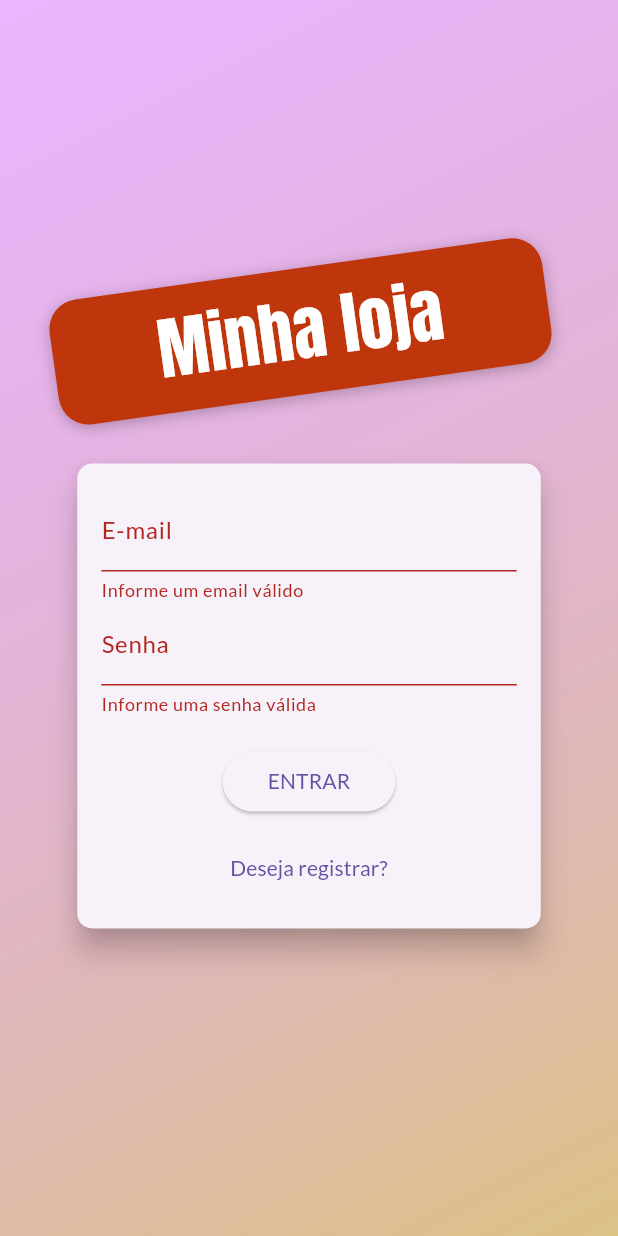
After one commit to LuckasMacedo2/flutter-shop, a Flutter app: the screen it shows after launch, after a tap on "ENTRAR", on a phone screen of 412 x 824 dp. The commit adds this screen. Run offline on Flutter 3.47's test engine with Material 3 defaults, Android fonts, the phone set to English and light mode, and no system bars; our stand-ins replace shared_preferences; network calls fail.

Commit message:
Integração com o firebase e implementação do login

```diff
--- /dev/null
+++ b/lib/components/auth_form.dart
@@ -0,0 +1,169 @@
+import 'package:flutter/material.dart';
+import 'package:provider/provider.dart';
+import 'package:shop/exceptions/auth_exception.dart';
+import 'package:shop/models/auth.dart';
+
+enum AuthMode { Signup, Login }
+
+class AuthForm extends StatefulWidget {
+  const AuthForm({super.key});
+
+  @override
+  State<AuthForm> createState() => _AuthFormState();
+}
+
+class _AuthFormState extends State<AuthForm> {
+  final _passwordController = TextEditingController();
+  final _formKey = GlobalKey<FormState>();
+  bool _isLoading = false;
+  AuthMode _authMode = AuthMode.Login;
+  Map<String, String> _authData = {
+    'email': '',
+    'password': '',
+  };
+
+  bool _isLogin() => _authMode == AuthMode.Login;
+  bool _isSignup() => _authMode == AuthMode.Signup;
+
+  void _switchAuthMode() {
+    setState(() {
+      if (_isLogin())
+        _authMode = AuthMode.Signup;
+      else
+        _authMode = AuthMode.Login;
+    });
+  }
+
+  void _showErrorDialog(String msg) {
+    showDialog(
+      context: context,
+      builder: (ctx) => AlertDialog(
+        title: Text('Ocorreu um erro'),
+        content: Text(msg),
+        actions: [
+          TextButton(
+            onPressed: () => Navigator.of(context).pop(),
+            child: Text('Fechar'),
+          )
+        ],
+      ),
+    );
+  }
+
+  Future<void> _submit() async {
+    final isValid = _formKey.currentState?.validate() ?? false;
+
+    if (!isValid) return;
+
+    setState(() => _isLoading = true);
+
+    _formKey.currentState?.save();
+    Auth auth = Provider.of(context, listen: false);
+
+    try {
+      if (_isLogin()) {
+        await auth.login(
+          _authData['email']!,
+          _authData['password']!,
+        );
+      } else {
+        await auth.signup(
+          _authData['email']!,
+          _authData['password']!,
+        );
+      }
+    } on AuthException catch (error) {
+      _showErrorDialog(error.toString());
+    } catch(error) {
+      _showErrorDialog('Ocorreu um erro inesperado');
+    }
+
+    setState(() => _isLoading = false);
+  }
+
+  @override
+  Widget build(BuildContext context) {
+    final deviceSize = MediaQuery.of(context).size;
+
+    return Card(
+      elevation: 8,
+      shape: RoundedRectangleBorder(
+        borderRadius: BorderRadius.circular(10),
+      ),
+      child: Container(
+        height: _isLogin() ? 310 : 400,
+        width: deviceSize.width * 0.75,
+        padding: const EdgeInsets.all(16),
+        child: Form(
+          key: _formKey,
+          child: Column(
+            children: [
+              TextFormField(
+                decoration: InputDecoration(labelText: 'E-mail'),
+                keyboardType: TextInputType.emailAddress,
+                onSaved: (email) => _authData['email'] = email ?? '',
+                validator: (_email) {
+                  final email = _email ?? '';
+                  if (email.trim().isEmpty || !email.contains('@'))
+                    return 'Informe um email válido';
+                  return null;
+                },
+              ),
+              TextFormField(
+                decoration: InputDecoration(labelText: 'Senha'),
+                keyboardType: TextInputType.emailAddress,
+                obscureText: true,
+                controller: _passwordController,
+                onSaved: (password) => _authData['password'] = password ?? '',
+                validator: (_password) {
+                  final password = _password ?? '';
+                  if (password.isEmpty || password.length < 5)
+                    return 'Informe uma senha válida';
+                  return null;
+                },
+              ),
+              if (_isSignup())
+                TextFormField(
+                  decoration: InputDecoration(labelText: 'Confirmar senha'),
+                  keyboardType: TextInputType.emailAddress,
+                  obscureText: true,
+                  validator: _isLogin()
+                      ? null
+                      : (_password) {
+                          final password = _password ?? '';
+                          if (password != _passwordController.text)
+                            return 'Senhas informadas não conferem';
+                          return null;
+                        },
+                ),
+              SizedBox(height: 20),
+              if (_isLoading)
+                CircularProgressIndicator()
+              else
+                ElevatedButton(
+                  onPressed: _submit,
+                  child: Text(
+                    _isLogin() ? 'ENTRAR' : 'REGISTRAR',
+                  ),
+                  style: ElevatedButton.styleFrom(
+                    shape: RoundedRectangleBorder(
+                      borderRadius: BorderRadius.circular(30),
+                    ),
+                    padding: const EdgeInsets.symmetric(
+                      horizontal: 30,
+                      vertical: 8,
+                    ),
+                  ),
+                ),
+              Spacer(),
+              TextButton(
+                  onPressed: _switchAuthMode,
+                  child: Text(
+                      _isLogin() ? 'Deseja registrar?' : 'Já possui conta?'))
+            ],
+          ),
+        ),
+      ),
+    );
+  }
+}
--- a/lib/components/product_grid_item.dart
+++ b/lib/components/product_grid_item.dart
@@ -2,6 +2,7 @@ import 'package:flutter/material.dart';
 import 'package:flutter/src/widgets/framework.dart';
 import 'package:flutter/src/widgets/placeholder.dart';
 import 'package:provider/provider.dart';
+import 'package:shop/models/auth.dart';
 import 'package:shop/models/product.dart';
 import 'package:shop/utils/apps_routes.dart';
 
@@ -17,6 +18,7 @@ class ProductGridItem extends StatelessWidget {
     );
 
     final cart = Provider.of<Cart>(context);
+    final auth = Provider.of<Auth>(context, listen: false);
 
     return ClipRRect(
       borderRadius: BorderRadius.circular(10),
@@ -39,7 +41,7 @@ class ProductGridItem extends StatelessWidget {
                   product.isFavorite ? Icons.favorite : Icons.favorite_border),
               color: Theme.of(context).hintColor,
               onPressed: () {
-                product.toggleFavorite();
+                product.toggleFavorite(auth.token ?? '', auth.userId ?? '');
               },
             ),
           ),
--- /dev/null
+++ b/lib/data/store.dart
@@ -0,0 +1,33 @@
+import 'dart:convert';
+
+import 'package:shared_preferences/shared_preferences.dart';
+
+class Store {
+  static Future<bool> savestring(String key, String value) async {
+    final prefs = await SharedPreferences.getInstance();
+    return prefs.setString(key, value);
+  }
+
+  static Future<bool> saveMap(String key, Map<String, dynamic> value) async {
+    return savestring(key, jsonEncode(value));
+  }
+
+  static Future<String> getString(String key,
+      [String defaultValue = '']) async {
+    final prefs = await SharedPreferences.getInstance();
+    return prefs.getString(key) ?? defaultValue;
+  }
+
+  static Future<Map<String, dynamic>> getMap(String key) async {
+    try {
+      return jsonDecode(await getString(key));
+    } catch(_) {
+      return {};
+    }
+  }
+
+  static Future<bool> remove(String key) async {
+    final prefs = await SharedPreferences.getInstance();
+    return prefs.remove(key);
+  }
+}
--- /dev/null
+++ b/lib/exceptions/auth_exception.dart
@@ -0,0 +1,20 @@
+class AuthException implements Exception {
+  static const Map<String, String> errors = {
+    'EMAIL_EXISTS': 'Email já cadastrado',
+    'OPERATION_NOT_ALLOWED': 'Operação não permitida',
+    'TOO_MANY_ATTEMPTS_TRY_LATER': 'Acesso temporariamente bloqueado. Tente novamente mais tarde',
+    'EMAIL_NOT_FOUND': 'Email não encontrado',
+    'INVALID_PASSWORD': 'Senha informada não confere',
+    'USER_DISABLED': 'A conta do usuário foi desabilitada',
+  };
+  final String key;
+
+  AuthException(this.key);
+
+  @override
+  String toString() {
+    // TODO: implement toString
+    return errors[key] ?? 'Ocorreu um erro no processo de autenticação.';
+
+  }
+}
--- a/lib/main.dart
+++ b/lib/main.dart
@@ -1,9 +1,13 @@
 import 'package:flutter/material.dart';
 import 'package:provider/provider.dart';
+import 'package:shop/models/auth.dart';
 import 'package:shop/models/cart.dart';
 import 'package:shop/models/cart_item.dart';
+import 'package:shop/models/order.dart';
 import 'package:shop/models/order_list.dart';
 import 'package:shop/models/product_list.dart';
+import 'package:shop/pages/auth_or_home_page.dart';
+import 'package:shop/pages/auth_page.dart';
 import 'package:shop/pages/cart_page.dart';
 import 'package:shop/pages/orders_page.dart';
 import 'package:shop/pages/product_detail_page.dart';
@@ -25,14 +29,32 @@ class MyApp extends StatelessWidget {
     return MultiProvider(
       providers: [
         ChangeNotifierProvider(
+          create: (_) => Auth(),
+        ),
+        ChangeNotifierProxyProvider<Auth, ProductList>(
+          // Um provider que depende de outro. O de lista de produtos depende do provider de autenticação
           create: (_) => ProductList(),
+          update: (ctx, auth, previous) {
+            return ProductList(
+              auth.token ?? '',
+              auth.userId ?? '',
+              previous?.items ?? [],
+            );
+          },
         ),
-         ChangeNotifierProvider(
+        ChangeNotifierProxyProvider<Auth, OrderList>(
+          create: (_) => OrderList(),
+          update: (ctx, auth, previous) {
+            return OrderList(
+              auth.token ?? '',
+              auth.userId ?? '',
+              previous?.items ?? [],
+            );
+          },
+        ),
+        ChangeNotifierProvider(
           create: (_) => Cart(),
         ),
-         ChangeNotifierProvider(
-          create: (_) => OrderList(),
-        )
       ],
       child: MaterialApp(
         title: 'Flutter Demo',
@@ -43,7 +65,7 @@ class MyApp extends StatelessWidget {
         ),
         //home: ProductsOverviewPage(),
         routes: {
-          AppRoutes.HOME: (ctx) => ProductsOverviewPage(),
+          AppRoutes.AUTH_OR_HOME: (ctx) => AuthOrHomePage(),
           AppRoutes.PRODUCT_DETAIL: (ctx) => ProductDetailPage(),
           AppRoutes.CART: (ctx) => CartPage(),
           AppRoutes.ORDERS: (ctx) => OrdersPage(),
--- /dev/null
+++ b/lib/models/auth.dart
@@ -0,0 +1,127 @@
+import 'dart:async';
+import 'dart:convert';
+
+import 'package:flutter/material.dart';
+import 'package:http/http.dart' as http;
+import 'package:shop/data/store.dart';
+import 'package:shop/exceptions/auth_exception.dart';
+import 'package:shop/utils/constants.dart';
+
+class Auth with ChangeNotifier {
+  String? _token;
+  String? _email;
+  String? _userId;
+  DateTime? _expiryDate;
+  Timer? _logoutTimer;
+
+  bool get isAuth {
+    final isValid = _expiryDate?.isAfter(DateTime.now()) ?? false;
+    return _token != null && isValid;
+  }
+
+  String? get token {
+    return isAuth ? _token : null;
+  }
+
+  String? get email {
+    return isAuth ? _email : null;
+  }
+
+  String? get userId {
+    return isAuth ? _userId : null;
+  }
+
+  Future<void> _autenticate(
+    String email,
+    String password,
+    String urlFragment,
+  ) async {
+    final url =
+        'https://identitytoolkit.googleapis.com/v1/accounts:$urlFragment?key=${Constants.API_KEY}';
+    final response = await http.post(
+      Uri.parse(url),
+      body: jsonEncode(
+        {
+          'email': email,
+          'password': password,
+          'returnSecureToken': true,
+        },
+      ),
+    );
+
+    final body = jsonDecode(response.body);
+
+    if (body['error'] != null)
+      throw AuthException(body['error']['message']);
+    else {
+      _token = body['idToken'];
+      _email = body['email'];
+      _userId = body['localId'];
+
+      _expiryDate = DateTime.now().add(
+        Duration(
+          seconds: int.parse(body['expiresIn']),
+        ),
+      );
+
+      Store.saveMap('userData', {
+        'token': _token,
+        'email': _email,
+        'userId': _userId,
+        'expiryDate': _expiryDate!.toIso8601String(),
+      });
+
+      _autoLogout();
+      notifyListeners();
+    }
+  }
+
+  Future<void> signup(String email, String password) async {
+    return _autenticate(email, password, 'signUp');
+  }
+
+  Future<void> login(String email, String password) async {
+    return _autenticate(email, password, 'signInWithPassword');
+  }
+
+  Future <void> tryAutoLogin() async {
+    if(isAuth) return;
+
+    final userData = await Store.getMap('userData');
+
+    if(userData.isEmpty) return;
+
+    final expiryDate = DateTime.parse(userData['expiryDate']);
+    if(expiryDate.isBefore(DateTime.now())) return;
+
+    _token = userData['token'];
+    _email = userData['email'];
+    _userId = userData['userId'];
+    _expiryDate = expiryDate;
+
+    _autoLogout();
+    notifyListeners();
+  }
+
+  void logout() {
+    _token = null;
+    _email = null;
+    _userId = null;
+    _expiryDate = null;
+    _clearLogoutTimer();
+
+    Store.remove('userData').then((_) => notifyListeners());
+
+  }
+
+  void _clearLogoutTimer() {
+    _logoutTimer?.cancel();
+    _logoutTimer = null;
+  }
+
+  void _autoLogout() {
+    _clearLogoutTimer();
+    final timeToLogout = _expiryDate?.difference(DateTime.now()).inSeconds;
+    _logoutTimer = Timer(Duration(seconds: timeToLogout ?? 0), logout);
+  }
+}
--- a/lib/models/order_list.dart
+++ b/lib/models/order_list.dart
@@ -1,5 +1,4 @@
 import 'dart:convert';
-import 'dart:math';
 
 import 'package:flutter/material.dart';
 import 'package:shop/models/cart_item.dart';
@@ -10,7 +9,15 @@ import 'order.dart';
 import 'package:http/http.dart' as http;
 
 class OrderList with ChangeNotifier {
+  final String _token;
+  final String _userId;
   List<Order> _items = [];
+
+  OrderList([
+    this._token = '',
+    this._userId = '',
+    this._items = const [],
+  ]);
 
   List<Order> get items {
     return [..._items];
@@ -21,16 +28,16 @@ class OrderList with ChangeNotifier {
   }
 
   Future<void> loadOrders() async {
-    _items.clear();
+    List<Order> items = [];
 
-    final response =
-        await http.get(Uri.parse('${Constants.ORDER_BASE_URL}.json'));
+    final response = await http
+        .get(Uri.parse('${Constants.ORDER_BASE_URL}/$_userId.json?auth=$_token'));
 
     if (response.body == 'null') return;
 
     Map<String, dynamic> data = jsonDecode(response.body);
     data.forEach((orderId, orderData) {
-      _items.add(
+      items.add(
         Order(
           id: orderId,
           date: DateTime.parse(orderData['date']),
@@ -47,6 +54,9 @@ class OrderList with ChangeNotifier {
         ),
       );
     });
+
+    _items = items.reversed.toList();
+
     notifyListeners();
   }
 
@@ -55,7 +65,7 @@ class OrderList with ChangeNotifier {
 
     final response = await http.post(
       Uri.parse(
-          '${Constants.ORDER_BASE_URL}.json'), // No firebase a URL deve terminar com .json
+          '${Constants.ORDER_BASE_URL}/$_userId.json?auth=$_token'), // No firebase a URL deve terminar com .json
       body: jsonEncode(
         {
           'total': cart.totalAmount,
--- a/lib/models/product_list.dart
+++ b/lib/models/product_list.dart
@@ -10,6 +10,14 @@ import 'package:shop/utils/constants.dart';
 
 class ProductList with ChangeNotifier {
   List<Product> _items = [];
+  final String _token;
+  final String _userId;
+
+  ProductList([
+    this._token = '',
+    this._userId = '',
+    this._items = const [],
+  ]);
 
   List<Product> get items => [..._items];
   List<Product> get favoriteItens =>
@@ -18,12 +26,21 @@ class ProductList with ChangeNotifier {
   Future<void> loadProducts() async {
     _items.clear();
 
-    final response = await http.get(Uri.parse('${Constants.PRODUCT_BASE_URL}.json'));
+    final response = await http
+        .get(Uri.parse('${Constants.PRODUCT_BASE_URL}.json?auth=$_token'));
 
     if (response.body == 'null') return;
 
+    final favResponse = await http.get(
+      Uri.parse('${Constants.USER_FAVORITES_URL}/$_userId.json?auth=$_token'),
+    );
+
+    Map<String, dynamic> favData =
+        favResponse.body == 'null' ? {} : jsonDecode(favResponse.body);
+
     Map<String, dynamic> data = jsonDecode(response.body);
     data.forEach((productId, productData) {
+      final isFavorite = favData[productId] ?? false;
       _items.add(
         Product(
           id: productId,
@@ -31,7 +48,7 @@ class ProductList with ChangeNotifier {
           description: productData['description'],
           price: productData['price'],
           imageUrl: productData['imageUrl'],
-          isFavorite: productData['isFavorite'],
+          isFavorite: isFavorite,
         ),
       );
     });
@@ -40,14 +57,14 @@ class ProductList with ChangeNotifier {
 
   Future<void> addProduct(Product product) async {
     final response = await http.post(
-      Uri.parse('${Constants.PRODUCT_BASE_URL}.json'), // No firebase a URL deve terminar com .json
+      Uri.parse(
+          '${Constants.PRODUCT_BASE_URL}.json?auth=$_token'), // No firebase a URL deve terminar com .json
       body: jsonEncode(
         {
           "name": product.name,
           "description": product.description,
           "price": product.price,
           "imageUrl": product.imageUrl,
-          "isFavorite": product.isFavorite,
         },
       ),
     );
@@ -86,7 +103,7 @@ class ProductList with ChangeNotifier {
     if (index >= 0) {
       await http.patch(
         Uri.parse(
-            '${Constants.PRODUCT_BASE_URL}/${product.id}.json'), // No firebase a URL deve terminar com .json
+            '${Constants.PRODUCT_BASE_URL}/${product.id}.json?auth=$_token'), // No firebase a URL deve terminar com .json
         body: jsonEncode(
           {
             "name": product.name,
@@ -111,7 +128,7 @@ class ProductList with ChangeNotifier {
 
       final response = await http.delete(
         Uri.parse(
-            '${Constants.PRODUCT_BASE_URL}/${product.id}.json'), // No firebase a URL deve terminar com .json
+            '${Constants.PRODUCT_BASE_URL}/${product.id}.json?auth=$_token'), // No firebase a URL deve terminar com .json
       );
 
       if (response.statusCode >= 400) {
--- /dev/null
+++ b/lib/pages/auth_or_home_page.dart
@@ -0,0 +1,29 @@
+import 'package:flutter/material.dart';
+import 'package:provider/provider.dart';
+import 'package:shop/models/auth.dart';
+import 'package:shop/pages/auth_page.dart';
+import 'package:shop/pages/products_overview_page.dart';
+
+class AuthOrHomePage extends StatelessWidget {
+  const AuthOrHomePage({super.key});
+
+  @override
+  Widget build(BuildContext context) {
+    Auth auth = Provider.of(context);
+    return FutureBuilder(
+        future: auth.tryAutoLogin(),
+        builder: (ctx, snapshot) {
+          if (snapshot.connectionState == ConnectionState.waiting) {
+            return Center(
+              child: CircularProgressIndicator(),
+            );
+          } else if (snapshot.error != null) {
+            return Center(
+              child: Text('Ocorreu um erro!'),
+            );
+          } else {
+            return auth.isAuth ? ProductsOverviewPage() : AuthPage();
+          }
+        });
+  }
+}
--- /dev/null
+++ b/lib/pages/auth_page.dart
@@ -0,0 +1,72 @@
+import 'dart:math';
+
+import 'package:flutter/material.dart';
+import 'package:shop/components/auth_form.dart';
+
+class AuthPage extends StatelessWidget {
+  const AuthPage({super.key});
+
+  @override
+  Widget build(BuildContext context) {
+    return Scaffold(
+      body: Center(
+        child: Stack(
+          children: [
+            Container(
+              decoration: BoxDecoration(
+                gradient: LinearGradient(
+                  colors: [
+                    Color.fromRGBO(215, 117, 255, 0.5),
+                    Color.fromRGBO(215, 188, 119, 0.9),
+                  ],
+                  begin: Alignment.topLeft,
+                  end: Alignment.bottomRight,
+                ),
+              ),
+            ),
+            Container(
+              width: double.infinity,
+              child: Column(
+                crossAxisAlignment: CrossAxisAlignment.center,
+                mainAxisAlignment: MainAxisAlignment.center,
+                children: [
+                  Container(
+                    margin: const EdgeInsets.only(
+                      bottom: 20,
+                    ),
+                    padding: const EdgeInsets.symmetric(
+                      vertical: 10,
+                      horizontal: 70,
+                    ),
+                    transform: Matrix4.rotationZ(-8 * pi / 180)
+                      ..translate(-10.0), // .. -> aqui indica cascade operator
+                    decoration: BoxDecoration(
+                      borderRadius: BorderRadius.circular(20),
+                      color: Colors.deepOrange.shade900,
+                      boxShadow: [
+                        BoxShadow(
+                          blurRadius: 8,
+                          color: Colors.black26,
+                          offset: Offset(0, 2),
+                        )
+                      ],
+                    ),
+                    child: Text(
+                      'Minha loja',
+                      style: TextStyle(
+                        fontSize: 45,
+                        fontFamily: 'Anton',
+                        color: Colors.white,
+                      ),
+                    ),
+                  ),
+                  AuthForm(),
+                ],
+              ),
+            )
+          ],
+        ),
+      ),
+    );
+  }
+}
--- a/lib/utils/apps_routes.dart
+++ b/lib/utils/apps_routes.dart
@@ -1,5 +1,5 @@
 class AppRoutes {
-  static const HOME = '/';
+  static const AUTH_OR_HOME = '/';
   static const PRODUCT_DETAIL = '/product-detail';
   static const CART = '/cart';
   static const ORDERS = '/orders';
--- a/lib/utils/constants.dart
+++ b/lib/utils/constants.dart
@@ -1,4 +1,6 @@
 class Constants {
-  static const PRODUCT_BASE_URL = 'URL_FIREBASE_PRODUTOS';
-  static const ORDER_BASE_URL = 'URL_FIREBASE_PEDIDOS';
+  static const PRODUCT_BASE_URL = '';
+  static const USER_FAVORITES_URL = '';
+  static const ORDER_BASE_URL = '';
+  static const API_KEY = '';
 }
--- a/pubspec.yaml
+++ b/pubspec.yaml
@@ -33,6 +33,7 @@ dependencies:
   provider: ^5.0.0
   intl: ^0.17.0
   http: ^0.13.3
+  shared_preferences: ^2.0.6
 
 
   # The following adds the Cupertino Icons font to your application.
```
Also changed, not shown: lib/components/app_drawer.dart (+17 -1 lines), lib/models/product.dart (+6 -9 lines), pubspec.lock, 1 other file.
